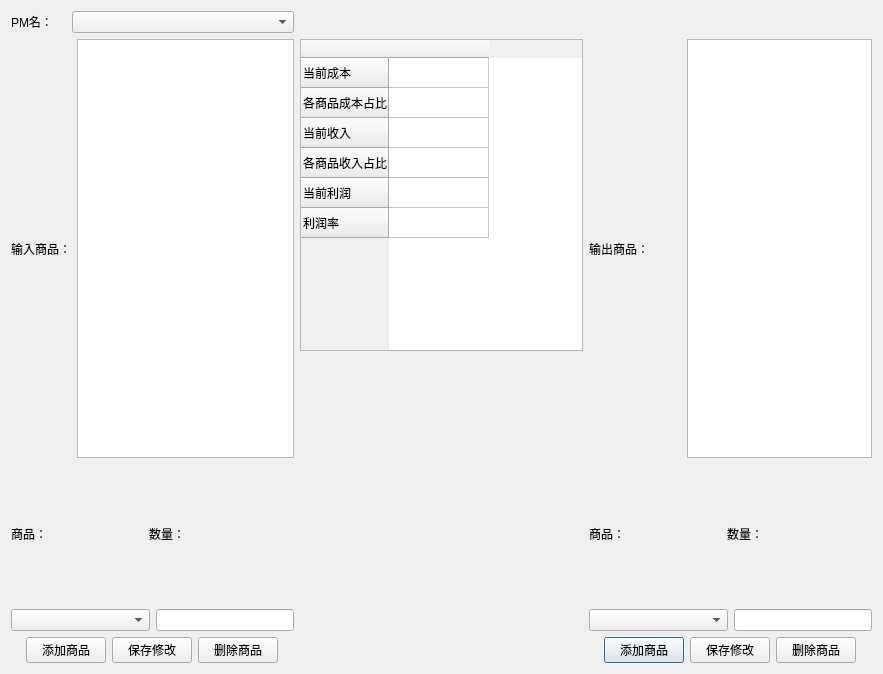
Above: UI/pm.ui from Pactivsa/V3-Edit before the change. Below: the same form after it.
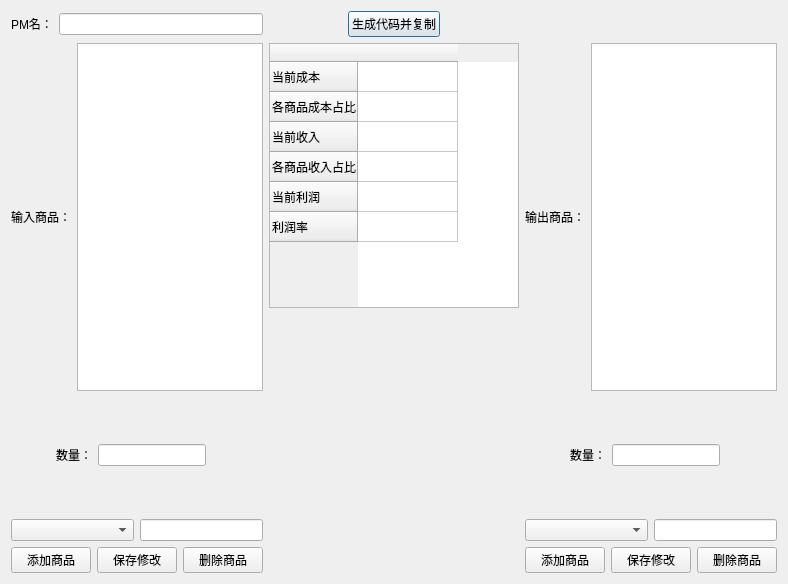
That is the form after the change.

```diff
--- a/UI/pm.ui
+++ b/UI/pm.ui
@@ -6,8 +6,8 @@
    <rect>
     <x>0</x>
     <y>0</y>
-    <width>883</width>
-    <height>674</height>
+    <width>788</width>
+    <height>584</height>
    </rect>
   </property>
   <property name="windowTitle">
@@ -15,11 +15,11 @@
   </property>
   <layout class="QGridLayout" name="gridLayout_3">
    <item row="0" column="0">
-    <layout class="QGridLayout" name="gridLayout" rowstretch="1,3" columnstretch="1,1,1">
+    <layout class="QGridLayout" name="gridLayout" rowstretch="1,9" columnstretch="1,1,1">
      <item row="0" column="0">
       <layout class="QVBoxLayout" name="verticalLayout_6">
        <item>
-        <layout class="QHBoxLayout" name="horizontalLayout" stretch="1,4">
+        <layout class="QHBoxLayout" name="horizontalLayout" stretch="0,0">
          <item>
           <widget class="QLabel" name="label">
            <property name="layoutDirection">
@@ -31,7 +31,7 @@
           </widget>
          </item>
          <item>
-          <widget class="QComboBox" name="comboBox"/>
+          <widget class="QLineEdit" name="lineEdit_2"/>
          </item>
         </layout>
        </item>
@@ -103,7 +103,41 @@
       <layout class="QVBoxLayout" name="verticalLayout_2"/>
      </item>
      <item row="0" column="1">
-      <layout class="QVBoxLayout" name="verticalLayout_5"/>
+      <layout class="QHBoxLayout" name="horizontalLayout_2">
+       <item>
+        <spacer name="horizontalSpacer">
+         <property name="orientation">
+          <enum>Qt::Horizontal</enum>
+         </property>
+         <property name="sizeHint" stdset="0">
+          <size>
+           <width>40</width>
+           <height>20</height>
+          </size>
+         </property>
+        </spacer>
+       </item>
+       <item>
+        <widget class="QPushButton" name="pushButton">
+         <property name="text">
+          <string>生成代码并复制</string>
+         </property>
+        </widget>
+       </item>
+       <item>
+        <spacer name="horizontalSpacer_2">
+         <property name="orientation">
+          <enum>Qt::Horizontal</enum>
+         </property>
+         <property name="sizeHint" stdset="0">
+          <size>
+           <width>40</width>
+           <height>20</height>
+          </size>
+         </property>
+        </spacer>
+       </item>
+      </layout>
      </item>
      <item row="1" column="2">
       <layout class="QGridLayout" name="gridLayout_4" rowstretch="3,0,1,1,1">
@@ -159,7 +193,7 @@
         </layout>
        </item>
        <item row="0" column="0">
-        <layout class="QHBoxLayout" name="horizontalLayout_9" stretch="1,2">
+        <layout class="QHBoxLayout" name="horizontalLayout_9" stretch="1,0">
          <item>
           <widget class="QLabel" name="label_6">
            <property name="focusPolicy">
@@ -174,19 +208,12 @@
           </widget>
          </item>
          <item>
-          <widget class="QListWidget" name="listWidget_2"/>
+          <widget class="QTableView" name="tableView_2"/>
          </item>
         </layout>
        </item>
        <item row="2" column="0">
         <layout class="QHBoxLayout" name="horizontalLayout_12">
-         <item>
-          <widget class="QLabel" name="label_8">
-           <property name="text">
-            <string>商品：</string>
-           </property>
-          </widget>
-         </item>
          <item>
           <spacer name="horizontalSpacer_7">
            <property name="orientation">
@@ -208,17 +235,7 @@
           </widget>
          </item>
          <item>
-          <spacer name="horizontalSpacer_8">
-           <property name="orientation">
-            <enum>Qt::Horizontal</enum>
-           </property>
-           <property name="sizeHint" stdset="0">
-            <size>
-             <width>40</width>
-             <height>20</height>
-            </size>
-           </property>
-          </spacer>
+          <widget class="QLineEdit" name="lineEdit_6"/>
          </item>
          <item>
           <widget class="QLabel" name="label_10">
@@ -227,6 +244,19 @@
            </property>
           </widget>
          </item>
+         <item>
+          <spacer name="horizontalSpacer_8">
+           <property name="orientation">
+            <enum>Qt::Horizontal</enum>
+           </property>
+           <property name="sizeHint" stdset="0">
+            <size>
+             <width>40</width>
+             <height>20</height>
+            </size>
+           </property>
+          </spacer>
+         </item>
         </layout>
        </item>
        <item row="3" column="0">
@@ -295,7 +325,7 @@
         </layout>
        </item>
        <item row="0" column="0">
-        <layout class="QHBoxLayout" name="horizontalLayout_13" stretch="0,2">
+        <layout class="QHBoxLayout" name="horizontalLayout_13" stretch="0,0">
          <item>
           <widget class="QLabel" name="label_7">
            <property name="focusPolicy">
@@ -310,19 +340,12 @@
           </widget>
          </item>
          <item>
-          <widget class="QListWidget" name="listWidget_3"/>
+          <widget class="QTableView" name="tableView"/>
          </item>
         </layout>
        </item>
        <item row="2" column="0">
         <layout class="QHBoxLayout" name="horizontalLayout_14">
-         <item>
-          <widget class="QLabel" name="label_11">
-           <property name="text">
-            <string>商品：</string>
-           </property>
-          </widget>
-         </item>
          <item>
           <spacer name="horizontalSpacer_11">
            <property name="orientation">
@@ -344,17 +367,7 @@
           </widget>
          </item>
          <item>
-          <spacer name="horizontalSpacer_12">
-           <property name="orientation">
-            <enum>Qt::Horizontal</enum>
-           </property>
-           <property name="sizeHint" stdset="0">
-            <size>
-             <width>40</width>
-             <height>20</height>
-            </size>
-           </property>
-          </spacer>
+          <widget class="QLineEdit" name="lineEdit"/>
          </item>
          <item>
           <widget class="QLabel" name="label_13">
@@ -363,6 +376,19 @@
            </property>
           </widget>
          </item>
+         <item>
+          <spacer name="horizontalSpacer_12">
+           <property name="orientation">
+            <enum>Qt::Horizontal</enum>
+           </property>
+           <property name="sizeHint" stdset="0">
+            <size>
+             <width>40</width>
+             <height>20</height>
+            </size>
+           </property>
+          </spacer>
+         </item>
         </layout>
        </item>
        <item row="3" column="0">
```
